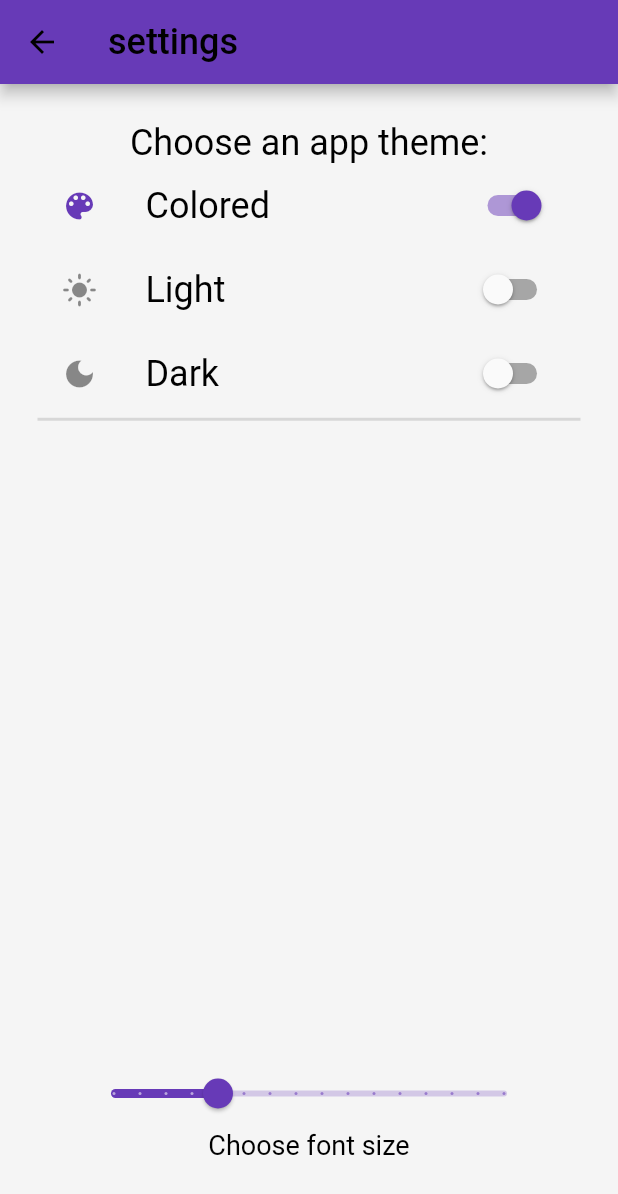
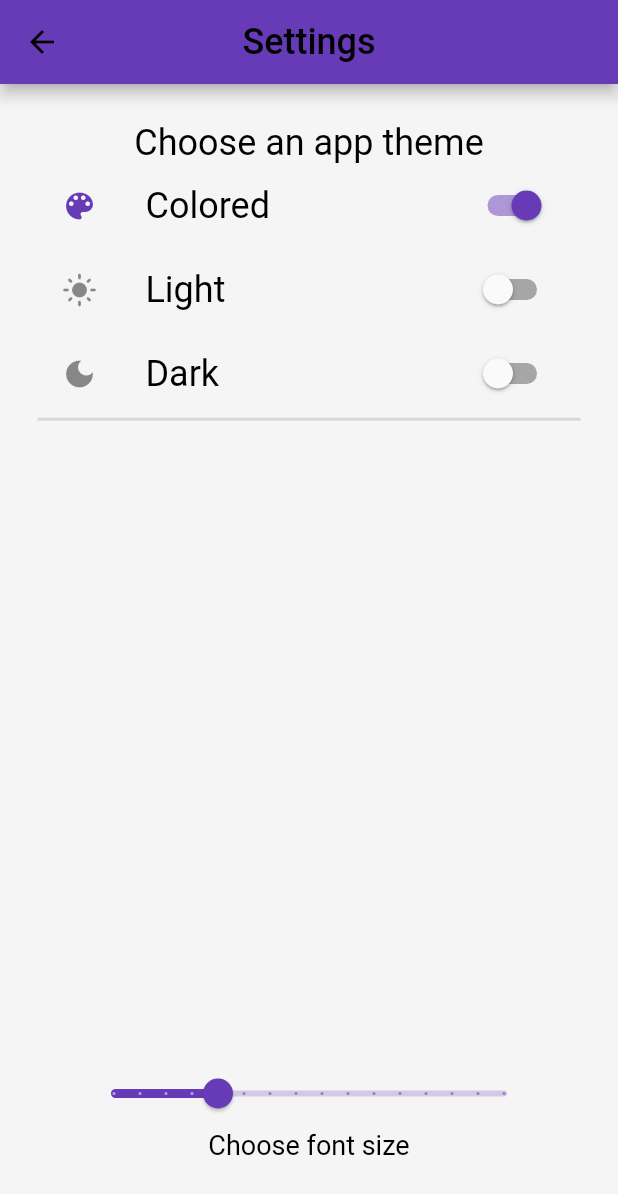
Before and after one commit to SomethingRight/reddit_post_feed, a Flutter app: the screen it shows after launch, after a tap on the "settings" icon, on a phone screen of 412 x 824 dp. Shown: the top 1194 px of the screen. Run offline on Flutter 3.47's test engine with Material 2 defaults, Android fonts, the phone set to English and light mode, and no system bars; our stand-ins replace equatable, flutter_bloc, get_it, injectable, rxdart, shared_preferences; generated files the repository leaves out were written again; network calls fail.

Commit message:
localization is done

```diff
--- /dev/null
+++ b/l10n.yaml
@@ -0,0 +1,3 @@
+arb-dir: lib/l10n
+template-arb-file: app_en.arb
+output-localization-file: app_localizations.dart
--- /dev/null
+++ b/lib/l10n/l10n.dart
@@ -0,0 +1,11 @@
+// ignore_for_file: avoid_classes_with_only_static_members
+import 'package:flutter/material.dart';
+
+
+
+class L10n {
+  static const  all = [
+      Locale('en'),
+      Locale('ru'),
+  ];
+}
--- a/lib/main.dart
+++ b/lib/main.dart
@@ -1,11 +1,13 @@
 import 'package:flutter/material.dart';
 import 'package:flutter_bloc/flutter_bloc.dart';
+import 'package:flutter_gen/gen_l10n/app_localizations.dart';
+import 'package:flutter_localizations/flutter_localizations.dart';
 
 import 'config/app_router.dart';
 import 'config/settings_storage.dart';
 import 'config/theme.dart';
-import 'domain/api/posts_api.dart';
 import 'injectable.dart';
+import 'l10n/l10n.dart';
 import 'logic/bloc/settings_bloc/settings_bloc.dart';
 import 'logic/cubit/post_loader_cubit.dart';
 
@@ -39,6 +41,11 @@ class MyApp extends StatelessWidget {
             theme: appThemeData[state.theme],
             initialRoute: '/',
             onGenerateRoute: AppRouter.onGenerateRoute,
+            supportedLocales: L10n.all,
+            localizationsDelegates: const [
+              AppLocalizations.delegate,
+              GlobalMaterialLocalizations.delegate
+            ],
           );
         },
       ),
--- a/lib/presentation/screens/main_screen.dart
+++ b/lib/presentation/screens/main_screen.dart
@@ -1,5 +1,6 @@
 import 'package:flutter/material.dart';
 import 'package:flutter_bloc/flutter_bloc.dart';
+import 'package:flutter_gen/gen_l10n/app_localizations.dart';
 import 'package:provider/provider.dart';
 
 import '../../logic/cubit/post_loader_cubit.dart';
@@ -11,7 +12,7 @@ class MainScreen extends StatelessWidget {
   @override
   Widget build(BuildContext context) {
     return Scaffold(
-        appBar: const CustomAppBar(title: 'Reddit feed'),
+        appBar: CustomAppBar(title: AppLocalizations.of(context)!.redditFeed),
         body: BlocBuilder<PostLoaderCubit, PostLoaderState>(
             builder: (context, state) {
           if (state is PostLoadingState) {
@@ -36,7 +37,7 @@ class MainScreen extends StatelessWidget {
                   }),
             );
           } else {
-            final Error error = ArgumentError('Something went wrong!');
+            final Error error = ArgumentError(AppLocalizations.of(context)!.errorMessage);
             throw error;
           }
         }));
--- a/lib/presentation/screens/settings_screen.dart
+++ b/lib/presentation/screens/settings_screen.dart
@@ -2,10 +2,12 @@
 
 import 'package:flutter/material.dart';
 import 'package:flutter_bloc/flutter_bloc.dart';
+import 'package:flutter_gen/gen_l10n/app_localizations.dart';
 import 'package:provider/provider.dart';
 
 import '../../config/settings_storage.dart';
 import '../../config/theme.dart';
+import '../../l10n/l10n.dart';
 import '../../logic/bloc/settings_bloc/settings_bloc.dart';
 
 class SettingsScreen extends StatefulWidget {
@@ -23,7 +25,8 @@ class _SettingsScreenState extends State<SettingsScreen> {
         final settings = appThemeData[state.theme];
         return Scaffold(
           appBar: AppBar(
-            title: const Text('settings'),
+            title: Text(AppLocalizations.of(context)!.settings),
+            centerTitle: true,
             titleTextStyle: settings!.textTheme.headline1,
             iconTheme: settings.iconTheme,
           ),
@@ -34,10 +37,10 @@ class _SettingsScreenState extends State<SettingsScreen> {
               children: [
                 Column(
                   children: [
-                    Text('Choose an app theme:',
+                    Text(AppLocalizations.of(context)!.chooseAnAppTheme,
                         style: settings.textTheme.headline4),
                     SwitchListTile(
-                        title: Text('Colored',
+                        title: Text(AppLocalizations.of(context)!.colored,
                             style: settings.textTheme.headline4),
                         value: Variables.toggledColor,
                         activeColor: settings.splashColor,
@@ -46,8 +49,10 @@ class _SettingsScreenState extends State<SettingsScreen> {
                         onChanged: (value) {
                           setState(() {
                             Variables.toggledColor = value ? true : false;
-                            Variables.toggledDark = !(Variables.toggledDark = true);
-                            Variables.toggledLight = !(Variables.toggledLight = true);
+                            Variables.toggledDark =
+                                !(Variables.toggledDark = true);
+                            Variables.toggledLight =
+                                !(Variables.toggledLight = true);
 
                             Provider.of<SettingsBloc>(context, listen: false)
                                 .add(const ThemeChanged(
@@ -59,17 +64,19 @@ class _SettingsScreenState extends State<SettingsScreen> {
                           });
                         }),
                     SwitchListTile(
-                        title:
-                            Text('Light', style: settings.textTheme.headline4),
+                        title: Text(AppLocalizations.of(context)!.light,
+                            style: settings.textTheme.headline4),
                         value: Variables.toggledLight,
                         activeColor: settings.splashColor,
                         secondary: const Icon(Icons.light_mode),
                         selected: Variables.toggledLight,
                         onChanged: (value) {
                           setState(() {
-                            Variables.toggledColor = !(Variables.toggledColor = true);
+                            Variables.toggledColor =
+                                !(Variables.toggledColor = true);
                             Variables.toggledLight = value ? true : false;
-                            Variables.toggledDark = !(Variables.toggledDark = true);
+                            Variables.toggledDark =
+                                !(Variables.toggledDark = true);
 
                             Provider.of<SettingsBloc>(context, listen: false)
                                 .add(const ThemeChanged(
@@ -81,16 +88,18 @@ class _SettingsScreenState extends State<SettingsScreen> {
                           });
                         }),
                     SwitchListTile(
-                        title:
-                            Text('Dark', style: settings.textTheme.headline4),
+                        title: Text(AppLocalizations.of(context)!.dark,
+                            style: settings.textTheme.headline4),
                         value: Variables.toggledDark,
                         activeColor: settings.splashColor,
                         selected: Variables.toggledDark,
                         secondary: const Icon(Icons.dark_mode),
                         onChanged: (value) {
                           setState(() {
-                            Variables.toggledColor = !(Variables.toggledColor = true);
-                            Variables.toggledLight = !(Variables.toggledLight = true);
+                            Variables.toggledColor =
+                                !(Variables.toggledColor = true);
+                            Variables.toggledLight =
+                                !(Variables.toggledLight = true);
                             Variables.toggledDark = value ? true : false;
                           });
 
@@ -103,6 +112,17 @@ class _SettingsScreenState extends State<SettingsScreen> {
                               .themeColorFromEnum(AppTheme.darkTheme));
                         }),
                     const Divider(height: 5, thickness: 2.0),
+                    // DropdownButton<String>(
+                    //     hint: const Text('Choose a language'),
+                    //     value: AppLocalizations.of(context)!.language,
+                    //     items:
+                    //      L10n.all
+                    //         .map((e) => DropdownMenuItem<String>(
+                    //             child: Text(e.languageCode)))
+                    //         .toList(),
+                    //     onChanged:(dynamic newValue) {
+
+                    //     })
                   ],
                 ),
                 Padding(
@@ -117,7 +137,6 @@ class _SettingsScreenState extends State<SettingsScreen> {
                           label: '${Variables.initialFontSize.round()}',
                           onChanged: (double value) {
                             setState(() {
-
                               Variables.initialFontSize = value.roundToDouble();
 
                               Provider.of<SettingsBloc>(context, listen: false)
@@ -126,7 +145,7 @@ class _SettingsScreenState extends State<SettingsScreen> {
                               SettingsStorage.setFontSize(value);
                             });
                           }),
-                      Text('Choose font size',
+                      Text(AppLocalizations.of(context)!.chooseFontSize,
                           style: settings.textTheme.bodyText2!
                               .copyWith(fontSize: Variables.initialFontSize)),
                     ],
--- a/pubspec.yaml
+++ b/pubspec.yaml
@@ -31,6 +31,9 @@ environment:
 dependencies:
   flutter:
     sdk: flutter
+  flutter_localizations:
+    sdk: flutter
+  intl: ^0.17.0
 
 
 
@@ -52,6 +55,7 @@ dependencies:
   injectable_generator: ^2.1.3
 
 
+
 dev_dependencies:
   flutter_test:
     sdk: flutter
@@ -68,6 +72,7 @@ dev_dependencies:
 
 # The following section is specific to Flutter packages.
 flutter:
+  generate: true
 
   # The following line ensures that the Material Icons font is
   # included with your application, so that you can use the icons in
```
Also changed, not shown: lib/l10n/app_en.arb (added, +56 -0 lines), lib/l10n/app_ru.arb (added, +13 -0 lines), lib/presentation/screens/post_details_screen.dart (+7 -10 lines), pubspec.lock.
